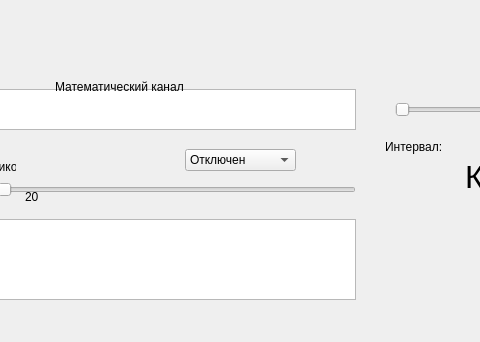
Qt form mainwindow.ui (tomyqg/topaz-m) before a commit; both pictures show x 465 to 945 and y 458 to 800 of the 1280 by 800 pixel window.
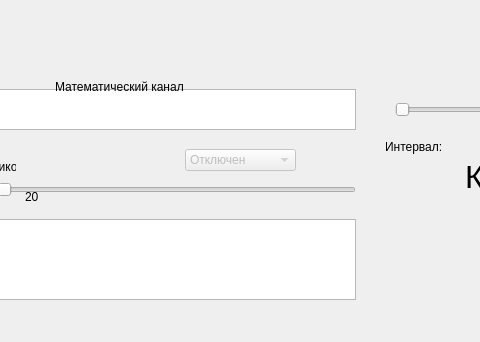
The same form after that commit. Icons and pictures are not drawn. Custom widgets are drawn as their Qt base class.

```diff
--- a/mainwindow.ui
+++ b/mainwindow.ui
@@ -452,6 +452,9 @@
     </property>
    </widget>
    <widget class="QComboBox" name="comboBox_13">
+    <property name="enabled">
+     <bool>false</bool>
+    </property>
     <property name="geometry">
      <rect>
       <x>650</x>
```
